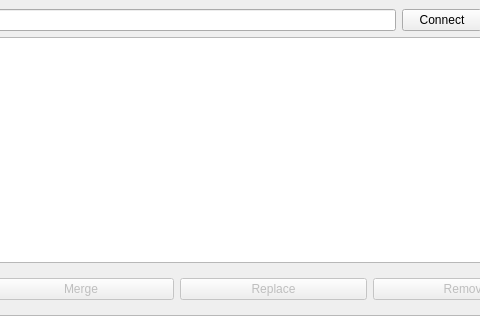
The window that tools/test_gui/config.ui (CZ-NIC/nuci) describes before a commit, drawn with Qt 5; both pictures show x 223 to 703 and y 0 to 320 of the 800 by 600 pixel window.
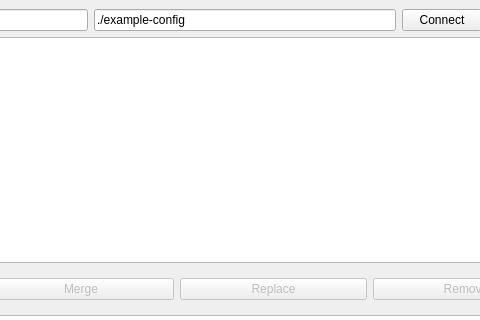
The same window after the commit.

Commit message: Set path to config for nuci from test tool

Patch:
```diff
--- a/tools/test_gui/config.ui
+++ b/tools/test_gui/config.ui
@@ -24,6 +24,13 @@
         </property>
        </widget>
       </item>
+      <item>
+       <widget class="QLineEdit" name="pathEdit">
+        <property name="text">
+         <string>./example-config</string>
+        </property>
+       </widget>
+      </item>
       <item>
        <widget class="QPushButton" name="connectButton">
         <property name="text">
```
The commit also changes 1 other file.
